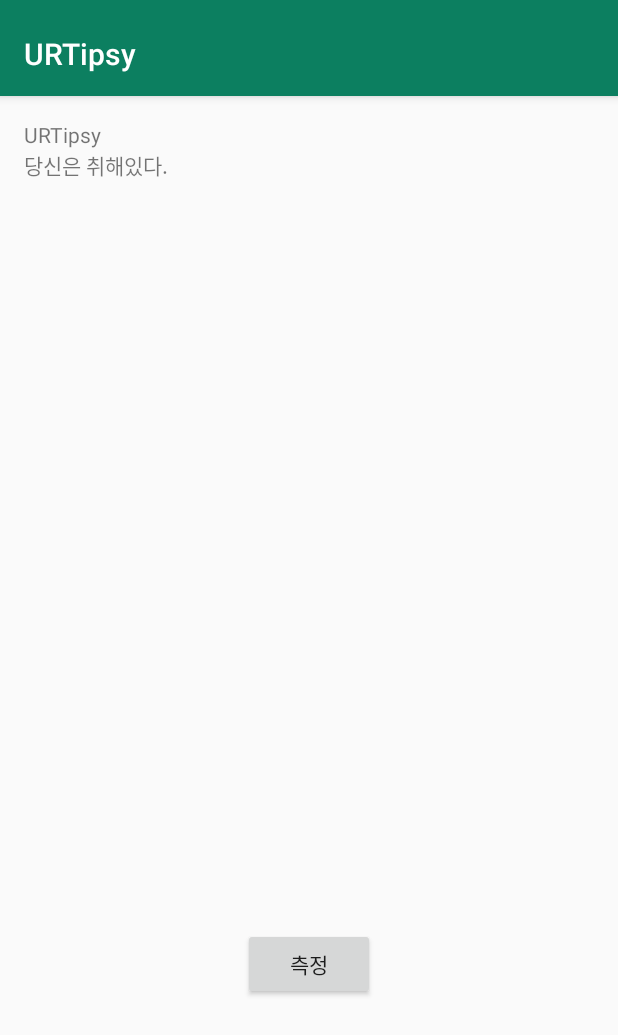
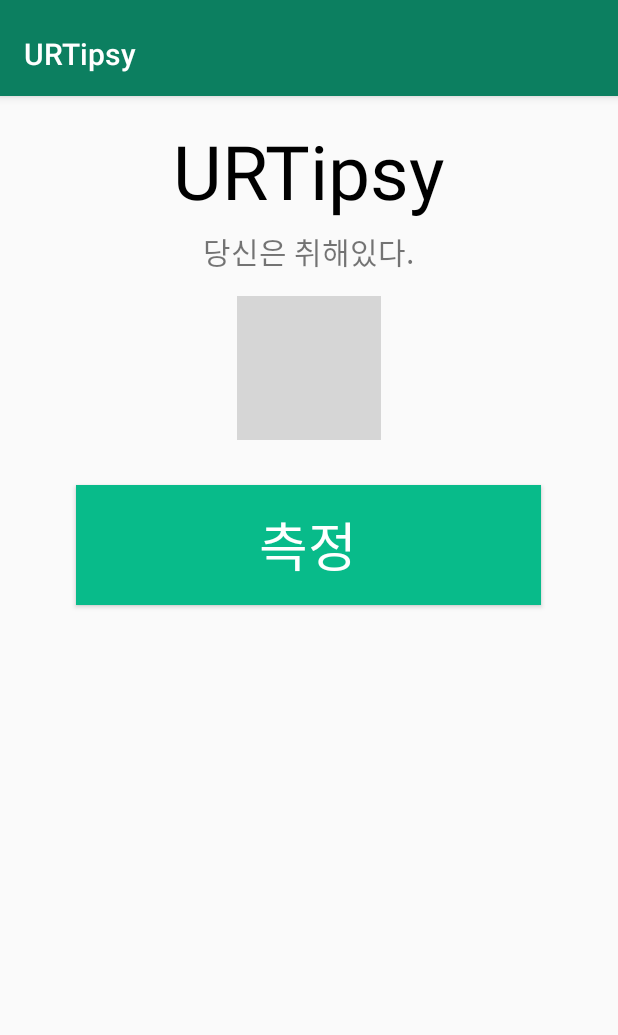
Before and after one commit to hyalinne/URTipsy, an Android app: the screen it shows after launch (MainActivity), on a phone screen of 412 x 824 dp. Shown: the top 1035 px of the screen. Run offline under Robolectric (Android 15) with nearby library versions, the phone set to English and light mode, and no system bars; grey boxes are pictures that could not be loaded.

Commit message:
05.27. 00:12 + ui (without result&measure)

```diff
--- a/app/src/main/res/layout/fragment_main.xml
+++ b/app/src/main/res/layout/fragment_main.xml
@@ -12,22 +12,40 @@
         android:layout_width="wrap_content"
         android:layout_height="wrap_content"
         android:text="URTipsy"
-        android:id="@+id/textView" />
+        android:textSize="50dp"
+        android:textColor="#000"
+        android:id="@+id/textView"
+        android:layout_alignParentTop="true"
+        android:layout_centerHorizontal="true" />
 
     <TextView
         android:layout_width="wrap_content"
         android:layout_height="wrap_content"
         android:text="당신은 취해있다."
+        android:textSize="20dp"
         android:layout_below="@+id/textView"
-        android:layout_alignParentStart="true" />
+        android:layout_marginTop="5dp"
+        android:layout_centerHorizontal="true"/>
+
+    <ImageView
+        android:layout_width="wrap_content"
+        android:layout_height="wrap_content"
+        android:src="@drawable/main1"
+        android:id="@+id/mainImageView"
+        android:layout_below="@+id/textView"
+        android:layout_centerHorizontal="true"
+        android:layout_marginTop="50dp" />
 
     <Button
         android:id="@+id/toMeasureBtn"
-        android:layout_width="wrap_content"
-        android:layout_height="wrap_content"
+        android:layout_width="310dp"
+        android:layout_height="80dp"
+        android:background="#08bb8a"
         android:text="측정"
-        android:layout_alignParentBottom="true"
-        android:layout_centerHorizontal="true"
-        android:layout_marginBottom="197dp" />
+        android:textColor="#fff"
+        android:textSize="35dp"
+        android:layout_below="@+id/mainImageView"
+        android:layout_marginTop="30dp"
+        android:layout_centerHorizontal="true" />
 
 </RelativeLayout>
```
Also changed, not shown: app/src/main/res/layout/activity_choice.xml (+26 -24 lines), app/src/main/res/layout/fragment_setting.xml (+36 -12 lines).
